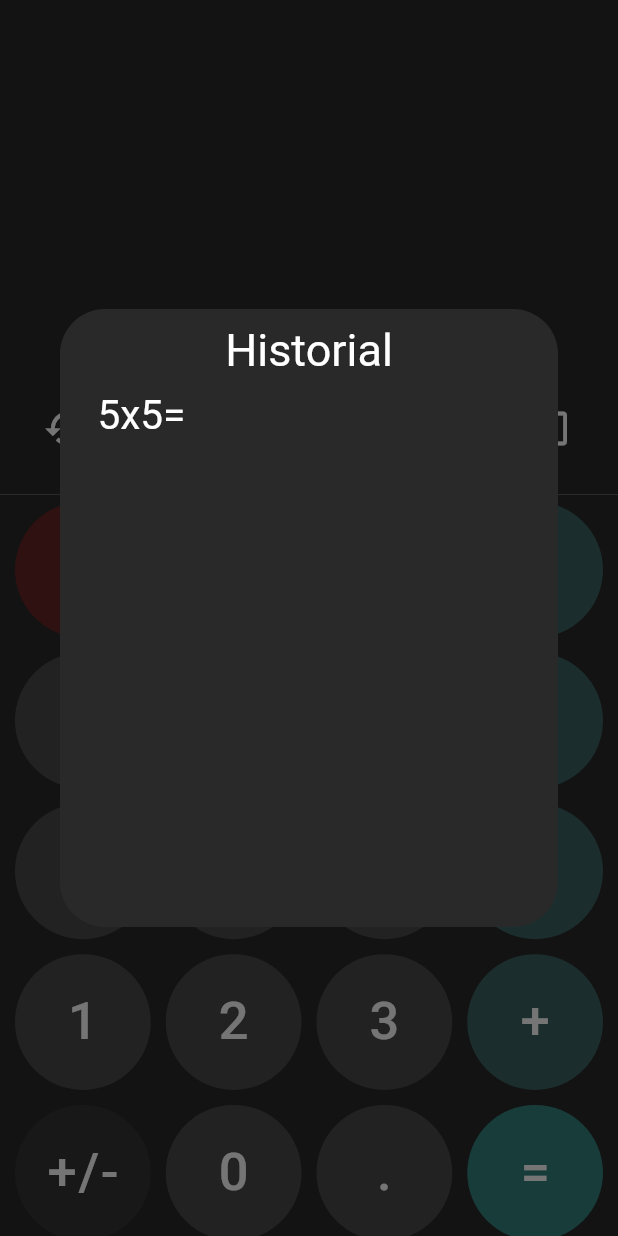
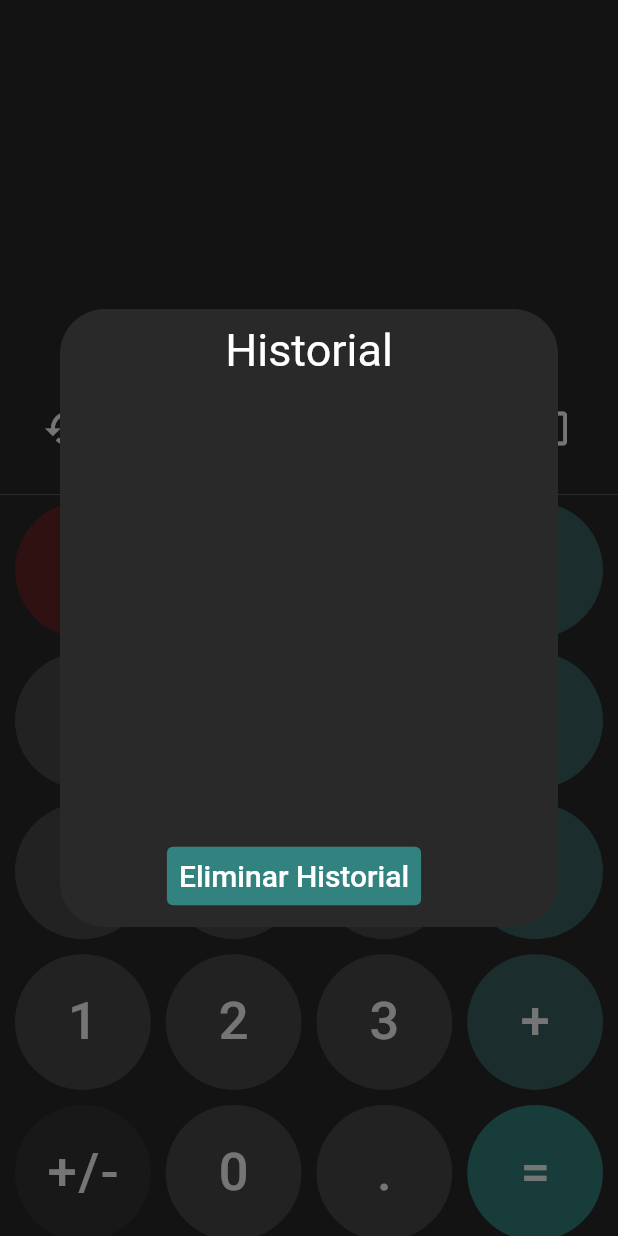
Before and after one commit to MatiasSalomon01/Flutter_Calculator, a Flutter app: the screen it shows after launch, after a tap on the "history" icon, on a phone screen of 412 x 824 dp. Run offline on Flutter 3.47's test engine with Material 2 defaults, Android fonts, the phone set to English and light mode, and no system bars.

Commit message:
Modificaciones en el modal de historial

```diff
--- a/lib/Helpers/helper.dart
+++ b/lib/Helpers/helper.dart
@@ -20,6 +20,7 @@ class Helper {
             controller.controller.text.indexOf(controller.arithmeticOperador) +
                 1));
     controller.history += controller.controller.text + operador;
+    controller.totalHistory.add(controller.history);
 
     if (controller.arithmeticOperador == "+") {
       controller.resultado = controller.firstNumber + controller.secondNumber;
--- a/lib/providers/provider.dart
+++ b/lib/providers/provider.dart
@@ -10,6 +10,7 @@ class InputProvider extends ChangeNotifier {
   String _history = '';
   bool _isFirstNumber = true;
   String _input = '';
+  List<String> _totalHistory = [];
 
   TextEditingController get controller => _controller;
 
@@ -26,6 +27,8 @@ class InputProvider extends ChangeNotifier {
   bool get isFirstNumber => _isFirstNumber;
 
   String get input => _input;
+
+  List<String> get totalHistory => _totalHistory;
 
   set controller(TextEditingController controller) {
     _controller.text = controller.text;
@@ -67,6 +70,11 @@ class InputProvider extends ChangeNotifier {
     notifyListeners();
   }
 
+  set totalHistory(List<String> value) {
+    _totalHistory = value;
+    notifyListeners();
+  }
+
   cleanInput() {
     _controller.text = '';
     _firstNumber = 0;
--- a/lib/widgets/input_area.dart
+++ b/lib/widgets/input_area.dart
@@ -83,6 +83,7 @@ class _ButtonHistory extends StatelessWidget {
 }
 
 Widget contentBox(BuildContext context) {
+  final inputProvider = Provider.of<InputProvider>(context);
   return Container(
     decoration: BoxDecoration(
       color: const Color(0xff292929),
@@ -98,16 +99,36 @@ Widget contentBox(BuildContext context) {
             style: TextStyle(color: Colors.white, fontSize: 30),
           ),
         ),
-        ListView.builder(
+        Expanded(
+          child: ListView.builder(
+            physics: const BouncingScrollPhysics(
+                decelerationRate: ScrollDecelerationRate.fast),
             padding: const EdgeInsets.only(left: 25, top: 10),
+            scrollDirection: Axis.vertical,
             shrinkWrap: true,
             itemBuilder: (context, index) {
               return Text(
-              '5x5=',
-              style: TextStyle(color: Colors.white, fontSize: 27),
+                inputProvider.totalHistory[index],
+                style: const TextStyle(color: Colors.white, fontSize: 27),
               );
             },
-          itemCount: 1,
+            itemCount: inputProvider.totalHistory.length,
+          ),
+        ),
+        Padding(
+          padding: const EdgeInsets.only(right: 20, top: 10, bottom: 10),
+          child: TextButton(
+            onPressed: () {
+              inputProvider.totalHistory.clear();
+              Navigator.pop(context);
+            },
+            style: TextButton.styleFrom(
+                backgroundColor: const Color.fromARGB(255, 50, 131, 127)),
+            child: const Text(
+              'Eliminar Historial',
+              style: TextStyle(color: Colors.white, fontSize: 20),
+            ),
+          ),
         ),
       ],
     ),
```
Lines whose indentation alone changed are shown as unchanged.
